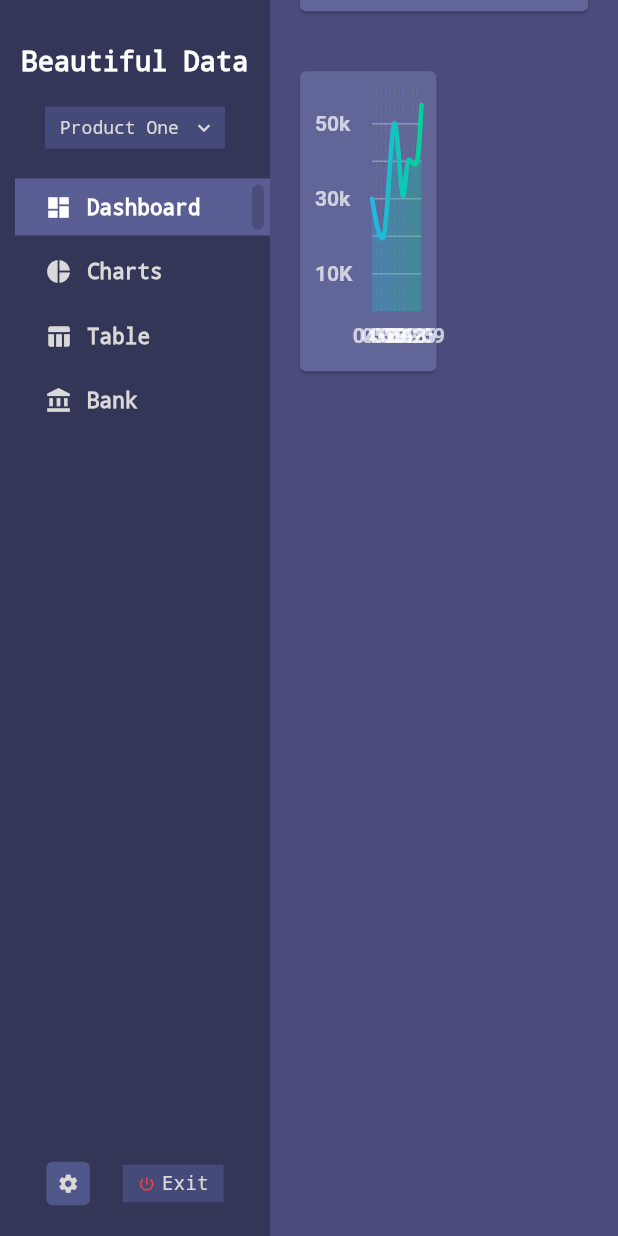
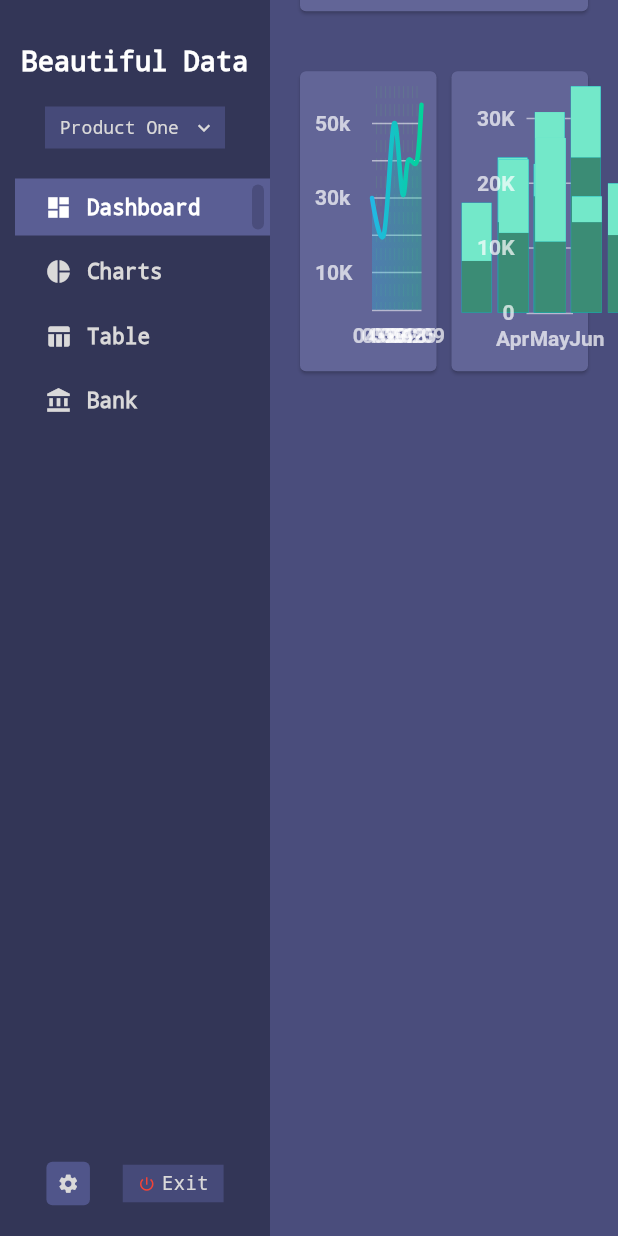
Before and after one commit to NeroSong/beautiful_desktop_data_ui, a Flutter app: the screen it shows after launch, scrolled down 576 dp, on a phone screen of 412 x 824 dp. Run offline on Flutter 3.47's test engine with Material 2 defaults, Android fonts, the light colour scheme and no system bars; drawn by our look-alikes of fl_chart; missing offline and left inert: window_manager.

Commit message:
add 增加柱状图卡片

```diff
--- a/lib/pages/charts.dart
+++ b/lib/pages/charts.dart
@@ -1,3 +1,4 @@
+import 'package:beautiful_desktop_data_ui/widgets/c_bar_chart.dart';
 import 'package:beautiful_desktop_data_ui/widgets/c_line_chart.dart';
 import 'package:flutter/material.dart';
 
@@ -21,6 +22,7 @@ class _ChartsPageState extends State<ChartsPage> {
         child: Wrap(
           children: [
             ChartCard(size, CLineChart()),
+            ChartCard(size, CBarChart()),
           ],
         ),
       ),
--- /dev/null
+++ b/lib/widgets/c_bar_chart.dart
@@ -0,0 +1,202 @@
+import 'package:fl_chart/fl_chart.dart';
+import 'package:flutter/material.dart';
+
+class CBarChart extends StatelessWidget {
+  const CBarChart({Key? key}) : super(key: key);
+
+  final Color dark = const Color(0xff3b8c75);
+  final Color light = const Color(0xff73e8c9);
+
+  @override
+  Widget build(BuildContext context) {
+    return BarChart(barChartData());
+  }
+
+  BarChartData barChartData() => BarChartData(
+        // alignment: BarChartAlignment.center,
+        barTouchData: BarTouchData(
+          enabled: true,
+        ),
+        titlesData: FlTitlesData(
+          show: true,
+          bottomTitles: AxisTitles(
+            sideTitles: SideTitles(
+              showTitles: true,
+              reservedSize: 28,
+              getTitlesWidget: bottomTitles,
+            ),
+          ),
+          leftTitles: AxisTitles(
+            sideTitles: SideTitles(
+              showTitles: true,
+              reservedSize: 40,
+              getTitlesWidget: leftTitles,
+            ),
+          ),
+          topTitles: AxisTitles(
+            sideTitles: SideTitles(showTitles: false),
+          ),
+          rightTitles: AxisTitles(
+            sideTitles: SideTitles(showTitles: false),
+          ),
+        ),
+        gridData: FlGridData(
+          show: true,
+          getDrawingHorizontalLine: (value) => FlLine(
+            color: Colors.white54,
+            strokeWidth: 1,
+          ),
+          drawVerticalLine: false,
+        ),
+        borderData: FlBorderData(
+            show: true,
+            border: Border(bottom: BorderSide(color: Colors.white54))),
+        barGroups: getData(),
+      );
+
+  Widget bottomTitles(double value, TitleMeta meta) {
+    const style = TextStyle(
+      color: Colors.white70,
+      fontWeight: FontWeight.bold,
+      fontSize: 14,
+    );
+    String text;
+    switch (value.toInt()) {
+      case 0:
+        text = 'Apr';
+        break;
+      case 1:
+        text = 'May';
+        break;
+      case 2:
+        text = 'Jun';
+        break;
+      case 3:
+        text = 'Jul';
+        break;
+      case 4:
+        text = 'Aug';
+        break;
+      default:
+        text = '';
+        break;
+    }
+    return SideTitleWidget(
+      axisSide: meta.axisSide,
+      child: Text(text, style: style),
+    );
+  }
+
+  Widget leftTitles(double value, TitleMeta meta) {
+    if (value == meta.max) {
+      return Container();
+    }
+    const style = TextStyle(
+      color: Colors.white70,
+      fontWeight: FontWeight.bold,
+      fontSize: 14,
+    );
+    return SideTitleWidget(
+      axisSide: meta.axisSide,
+      child: Text(
+        meta.formattedValue,
+        style: style,
+      ),
+    );
+  }
+
+  List<BarChartGroupData> getData() {
+    return [
+      BarChartGroupData(
+        x: 0,
+        barsSpace: 4,
+        barRods: [
+          BarChartRodData(
+              width: 20,
+              toY: 17000,
+              rodStackItems: [
+                BarChartRodStackItem(0, 8000, dark),
+                BarChartRodStackItem(8000, 17000, light),
+              ],
+              borderRadius: const BorderRadius.all(Radius.zero)),
+          BarChartRodData(
+              width: 20,
+              toY: 24000,
+              rodStackItems: [
+                BarChartRodStackItem(0, 14000, dark),
+                BarChartRodStackItem(14000, 24000, light),
+              ],
+              borderRadius: const BorderRadius.all(Radius.zero)),
+          BarChartRodData(
+              width: 20,
+              toY: 23000.5,
+              rodStackItems: [
+                BarChartRodStackItem(0, 18000, dark),
+                BarChartRodStackItem(18000, 23000.5, light),
+              ],
+              borderRadius: const BorderRadius.all(Radius.zero)),
+        ],
+      ),
+      BarChartGroupData(
+        x: 1,
+        barsSpace: 4,
+        barRods: [
+          BarChartRodData(
+              width: 20,
+              toY: 23731,
+              rodStackItems: [
+                BarChartRodStackItem(0, 12340, dark),
+                BarChartRodStackItem(12340, 23731, light),
+              ],
+              borderRadius: const BorderRadius.all(Radius.zero)),
+          BarChartRodData(
+              width: 20,
+              toY: 31000,
+              rodStackItems: [
+                BarChartRodStackItem(0, 11000, dark),
+                BarChartRodStackItem(11000, 31000, light),
+              ],
+              borderRadius: const BorderRadius.all(Radius.zero)),
+          BarChartRodData(
+              width: 20,
+              toY: 35000,
+              rodStackItems: [
+                BarChartRodStackItem(0, 24000, dark),
+                BarChartRodStackItem(24000, 35000, light),
+              ],
+              borderRadius: const BorderRadius.all(Radius.zero)),
+        ],
+      ),
+      BarChartGroupData(
+        x: 2,
+        barsSpace: 4,
+        barRods: [
+          BarChartRodData(
+              width: 20,
+              toY: 27000,
+              rodStackItems: [
+                BarChartRodStackItem(0, 11000, dark),
+                BarChartRodStackItem(11000, 27000, light),
+              ],
+              borderRadius: const BorderRadius.all(Radius.zero)),
+          BarChartRodData(
+              width: 20,
+              toY: 18000,
+              rodStackItems: [
+                BarChartRodStackItem(0, 14000, dark),
+                BarChartRodStackItem(14000, 18000, light),
+              ],
+              borderRadius: const BorderRadius.all(Radius.zero)),
+          BarChartRodData(
+              width: 20,
+              toY: 20000,
+              rodStackItems: [
+                BarChartRodStackItem(0, 12000, dark),
+                BarChartRodStackItem(12000, 20000, light),
+              ],
+              borderRadius: const BorderRadius.all(Radius.zero)),
+        ],
+      ),
+    ];
+  }
+}
--- a/lib/widgets/c_line_chart.dart
+++ b/lib/widgets/c_line_chart.dart
@@ -23,16 +23,10 @@ class CLineChart extends StatelessWidget {
           verticalInterval: 1,
           getDrawingHorizontalLine: (value) {
             return FlLine(
-              color: Colors.white30,
+              color: Colors.white54,
               strokeWidth: 1,
             );
           },
-          // getDrawingVerticalLine: (value) {
-          //   return FlLine(
-          //     color: const Color(0xff37434d),
-          //     strokeWidth: 1,
-          //   );
-          // },
         ),
         titlesData: FlTitlesData(
           show: true,
@@ -60,8 +54,8 @@ class CLineChart extends StatelessWidget {
           ),
         ),
         borderData: FlBorderData(
-            show: false,
-            border: Border.all(color: const Color(0xff37434d), width: 1)),
+            show: true,
+            border: Border(bottom: BorderSide(color: Colors.white54))),
         minX: 0,
         maxX: 11,
         minY: 0,
```
